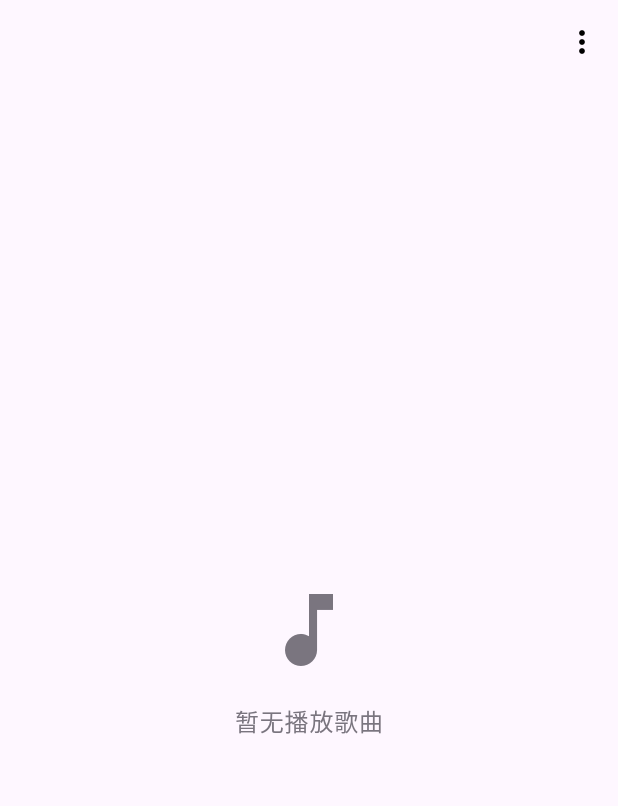
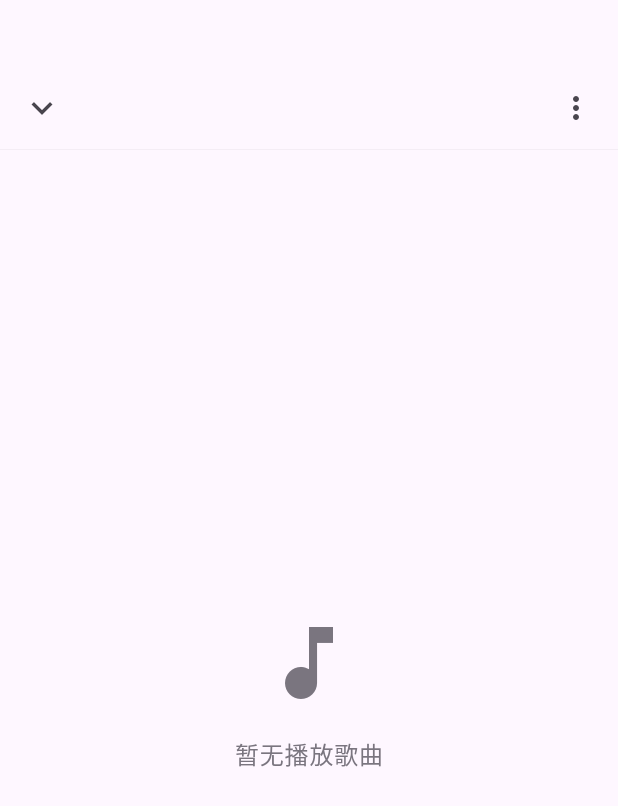
Before and after one commit to yiktllw/XCMusic-Mobile, a Flutter app: the PlayerPage screen opened directly, on a phone screen of 412 x 824 dp. Shown: the top 806 px of the screen. Run offline on Flutter 3.47's test engine with Material 3 defaults, Android fonts, the phone set to English and light mode, and no system bars; our stand-ins replace audio_service, audioplayers, flutter_secure_storage, just_audio, logger, qr_flutter and 1 more; missing offline and left inert: netease_cloud_music_api; accounts and stored records are empty.

Commit message:
fix: player page safe space bug;

```diff
--- a/lib/pages/player_page.dart
+++ b/lib/pages/player_page.dart
@@ -1,6 +1,8 @@
 import 'package:flutter/material.dart';
 import 'package:flutter/services.dart';
+import 'dart:ui' as ui;
 import 'package:provider/provider.dart';
+import 'package:xcmusic_mobile/utils/app_logger.dart';
 import '../models/playlist.dart';
 import '../services/player_service.dart';
 import '../services/likelist_service.dart';
@@ -66,6 +68,28 @@ class _PlayerPageState extends State<PlayerPage>
     }
   }
 
+  /// 获取状态栏高度
+  double _getStatusBarHeight(BuildContext context) {
+    // 首先尝试从 MediaQuery 获取
+    final mediaQueryPadding = MediaQuery.of(context).padding.top;
+    if (mediaQueryPadding > 0) {
+      AppLogger.info('MediaQuery padding: $mediaQueryPadding');
+      return mediaQueryPadding;
+    }
+
+    // 如果 MediaQuery 返回0，使用 View API
+    final view = View.of(context);
+    final statusBarHeight = view.padding.top / view.devicePixelRatio;
+    if (statusBarHeight > 0) {
+      AppLogger.info('View padding: $statusBarHeight');
+      return statusBarHeight;
+    }
+
+    // 最后的备用方案：使用固定高度
+    AppLogger.warning('无法获取状态栏高度，使用默认值');
+    return 44.0; // iOS刘海屏的标准状态栏高度
+  }
+
   @override
   Widget build(BuildContext context) {
     return Consumer<PlayerService>(
@@ -81,28 +105,48 @@ class _PlayerPageState extends State<PlayerPage>
 
         return Scaffold(
           backgroundColor: Theme.of(context).scaffoldBackgroundColor,
-          appBar: AppBar(
-            systemOverlayStyle: SystemUiOverlayStyle(
-              statusBarColor: Colors.transparent,
-              statusBarIconBrightness: Theme.of(context).brightness == Brightness.dark
-                  ? Brightness.light
-                  : Brightness.dark,
-              statusBarBrightness: Theme.of(context).brightness,
+          body: Column(
+            children: [
+              // 状态栏占位区域 - 使用多种方法获取状态栏高度
+              Container(
+                height: _getStatusBarHeight(context),
+                color: Theme.of(context).scaffoldBackgroundColor,
               ),
-            backgroundColor: Colors.transparent,
-            elevation: 0,
-            foregroundColor: Theme.of(context).brightness == Brightness.dark
-                ? Colors.white
-                : Colors.black,
-            actions: [
+              // 自定义顶部栏
+              Container(
+                height: 56,
+                padding: const EdgeInsets.symmetric(horizontal: 4),
+                decoration: BoxDecoration(
+                  color: Theme.of(context).scaffoldBackgroundColor,
+                  border: Border(
+                    bottom: BorderSide(
+                      color: Theme.of(context).colorScheme.outline.withValues(alpha: 0.1),
+                      width: 0.5,
+                    ),
+                  ),
+                ),
+                child: Row(
+                  children: [
+                    // 返回按钮
+                    IconButton(
+                      icon: const Icon(Icons.keyboard_arrow_down),
+                      iconSize: 28,
+                      onPressed: () => Navigator.pop(context),
+                    ),
+                    const Spacer(),
+                    // 更多选项按钮
                     IconButton(
                       icon: const Icon(Icons.more_vert),
                       onPressed: () => _showMoreOptions(context, playerService),
                     ),
                   ],
                 ),
-          body: SafeArea(
+              ),
+              // 播放器内容
+              Expanded(
                 child: currentTrack != null ? _buildPlayerContent(context, playerService, currentTrack) : _buildEmptyState(),
+              ),
+            ],
           ),
         );
       },
```
Lines whose indentation alone changed are shown as unchanged.
